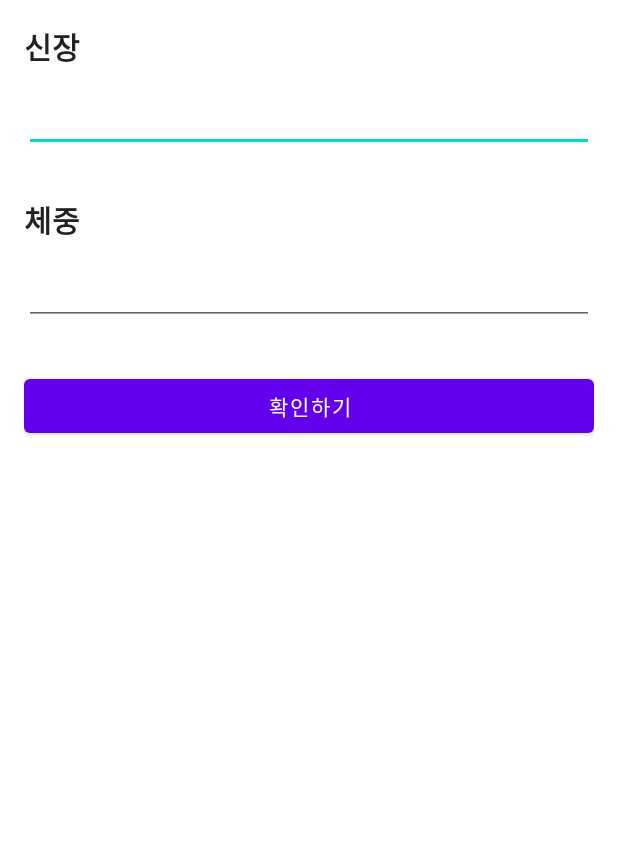
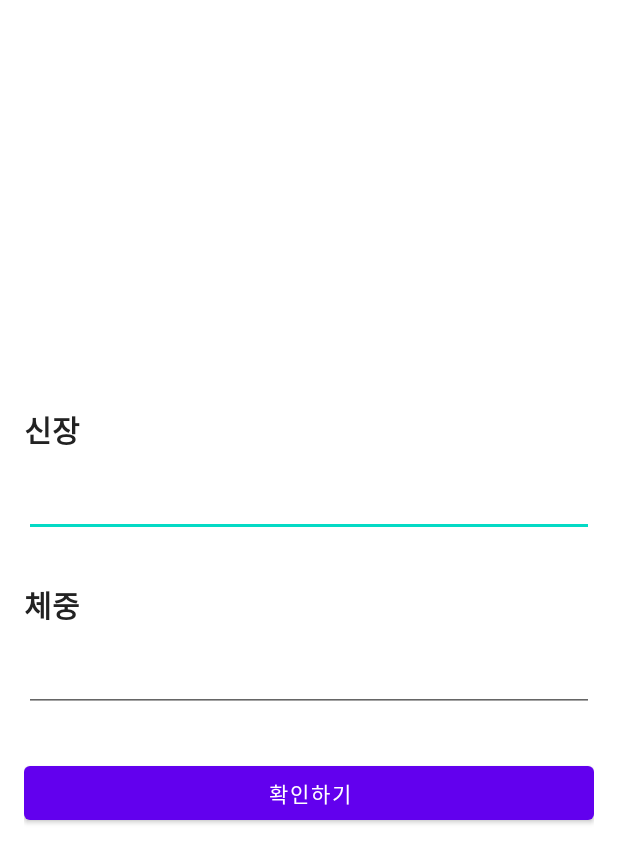
Before and after one commit to sunwootest/bmi-calculator, an Android app: the layout activity_main.xml on its own in the app's theme, with its tools: preview values and no code run, on a phone screen of 412 x 824 dp. Shown: the top 863 px of the screen. Run offline under Robolectric (Android 15) with nearby library versions, the phone set to English and light mode, and no system bars.

Commit message:
erase title bar

```diff
--- a/app/src/main/res/layout/activity_main.xml
+++ b/app/src/main/res/layout/activity_main.xml
@@ -4,6 +4,7 @@
     xmlns:tools="http://schemas.android.com/tools"
     android:layout_width="match_parent"
     android:layout_height="match_parent"
+    android:gravity="center"
     android:orientation="vertical"
     android:padding="16dp"
     tools:context=".MainActivity">
@@ -20,7 +21,7 @@
         android:id="@+id/heightEditText"
         android:layout_width="match_parent"
         android:layout_height="wrap_content"
-        android:layout_marginTop="10dp"
+        android:layout_marginTop="11dp"
         android:inputType="number" />
 
     <TextView
@@ -36,7 +37,7 @@
         android:id="@+id/weightEditText"
         android:layout_width="match_parent"
         android:layout_height="wrap_content"
-        android:layout_marginTop="10dp"
+        android:layout_marginTop="11dp"
         android:inputType="number" />
 
     <Button
--- a/app/src/main/res/values/themes.xml
+++ b/app/src/main/res/values/themes.xml
@@ -12,5 +12,6 @@
         <!-- Status bar color. -->
         <item name="android:statusBarColor" tools:targetApi="l">?attr/colorPrimaryVariant</item>
         <!-- Customize your theme here. -->
+        <item name="windowNoTitle">true</item>
     </style>
 </resources>
```
